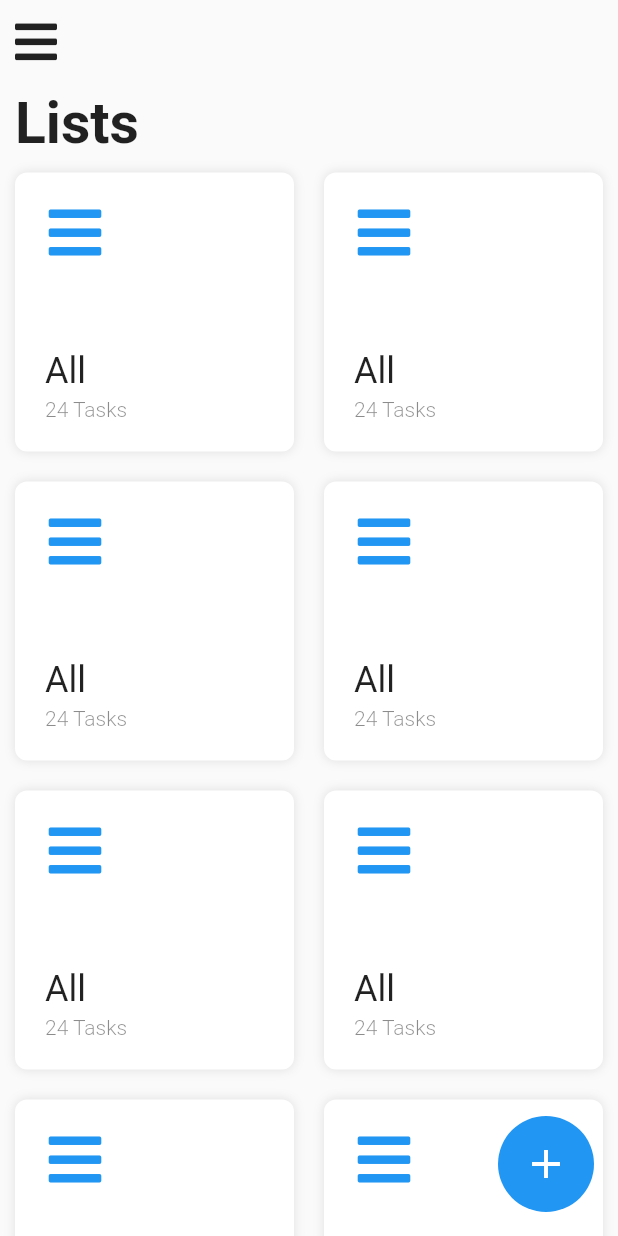
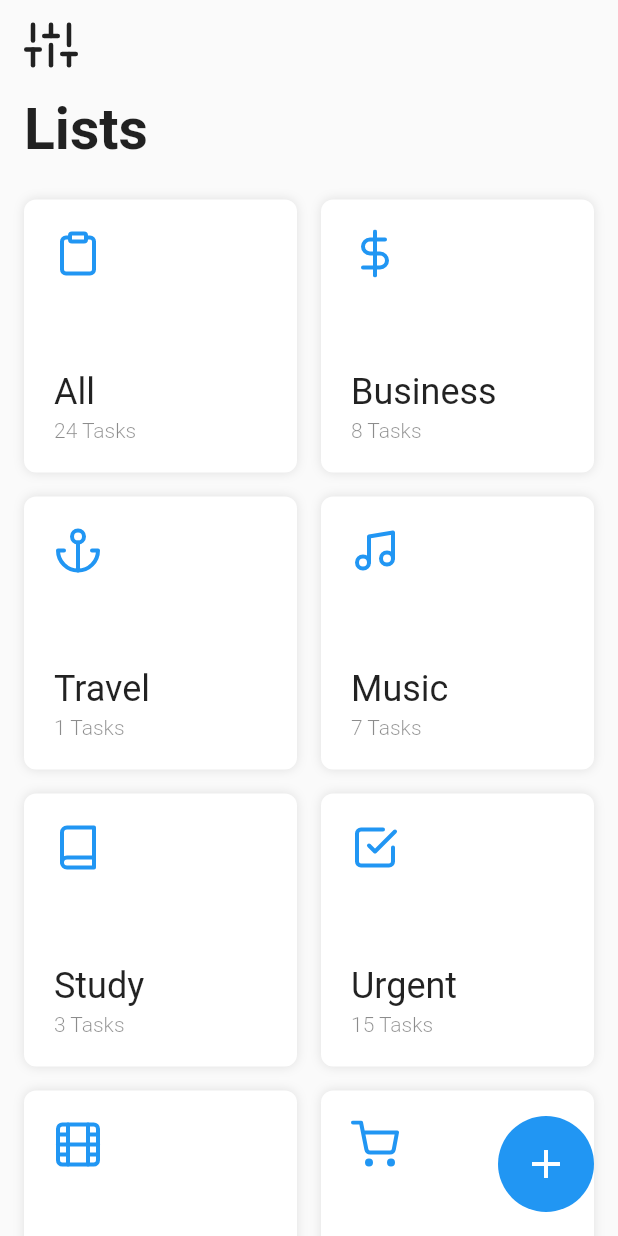
Before and after one commit to akhil-tj/To-Do-List-App, a Flutter app: the screen it shows after launch, on a phone screen of 412 x 824 dp. Run offline on Flutter 3.47's test engine with Material 2 defaults, Android fonts, the phone set to English and light mode, and no system bars; our stand-ins replace feather_icons_flutter, flutter_svg.

Commit message:
updated code base

```diff
--- a/lib/Home/home_page.dart
+++ b/lib/Home/home_page.dart
@@ -1,14 +1,31 @@
 import 'package:flutter/material.dart';
+import 'package:to_do/Model/product_model.dart';
 import 'package:to_do/Product/product_details.dart';
-import 'package:font_awesome_flutter/font_awesome_flutter.dart';
+import 'package:feather_icons_flutter/feather_icons_flutter.dart';
+import 'package:flutter_svg/flutter_svg.dart';
 
 class HomePage extends StatelessWidget {
+  final List<ProductDataModel> productList = [
+    ProductDataModel(myIcon: FeatherIcons.clipboard, heading: 'All', no: 24),
+    ProductDataModel(
+        myIcon: FeatherIcons.dollarSign, heading: 'Business', no: 8),
+    ProductDataModel(myIcon: FeatherIcons.anchor, heading: 'Travel', no: 1),
+    ProductDataModel(myIcon: FeatherIcons.music, heading: 'Music', no: 7),
+    ProductDataModel(myIcon: FeatherIcons.book, heading: 'Study', no: 3),
+    ProductDataModel(
+        myIcon: FeatherIcons.checkSquare, heading: 'Urgent', no: 15),
+    ProductDataModel(myIcon: FeatherIcons.film, heading: 'Fun', no: 3),
+    ProductDataModel(
+        myIcon: FeatherIcons.shoppingCart, heading: 'Shopping', no: 9),
+  ];
   @override
   Widget build(BuildContext context) {
     return Scaffold(
       floatingActionButton: Add(),
       body: SafeArea(
         child: SingleChildScrollView(
+          child: Padding(
+            padding: const EdgeInsets.symmetric(horizontal: 8.0),
             child: Column(
               crossAxisAlignment: CrossAxisAlignment.start,
               children: [
@@ -16,17 +33,21 @@ class HomePage extends StatelessWidget {
                   height: 12,
                 ),
                 Padding(
-                padding: const EdgeInsets.only(left: 10.0),
-                child: FaIcon(
-                  FontAwesomeIcons.bars,
-                  size: 32,
+                  padding: const EdgeInsets.only(left: 8.0),
+                  child: Icon(
+                    FeatherIcons.sliders,
+                    size: 36,
                   ),
+                  // child: SvgPicture.asset(
+                  //   'assets/icons/facebook.svg',
+                  //   semanticsLabel: 'menu icon',
+                  // ),
                 ),
                 SizedBox(
                   height: 16,
                 ),
                 Padding(
-                padding: const EdgeInsets.only(left: 10.0),
+                  padding: const EdgeInsets.only(left: 8.0),
                   child: Text(
                     'Lists',
                     style: TextStyle(
@@ -35,11 +56,15 @@ class HomePage extends StatelessWidget {
                         fontSize: 38),
                   ),
                 ),
+                SizedBox(
+                  height: 16,
+                ),
                 gridBuilder(),
                 SizedBox(
                   height: 16,
                 )
               ],
+            ),
           ),
         ),
       ),
@@ -50,14 +75,14 @@ class HomePage extends StatelessWidget {
     return GridView.builder(
       shrinkWrap: true,
       physics: NeverScrollableScrollPhysics(),
-      itemCount: 8,
+      itemCount: productList.length,
       gridDelegate:
           SliverGridDelegateWithFixedCrossAxisCount(crossAxisCount: 2),
       itemBuilder: (BuildContext context, int index) {
         return ProductCard(
-          myIcon: FontAwesomeIcons.bars,
-          no: 24,
-          heading: 'All',
+          myIcon: productList[index].myIcon,
+          no: productList[index].no,
+          heading: productList[index].heading,
         );
       },
     );
--- /dev/null
+++ b/lib/Model/product_model.dart
@@ -0,0 +1,8 @@
+import 'package:flutter/material.dart';
+
+class ProductDataModel {
+  IconData myIcon;
+  String heading;
+  int no;
+  ProductDataModel({this.myIcon, this.heading, this.no});
+}
--- a/lib/Product/product_details.dart
+++ b/lib/Product/product_details.dart
@@ -10,9 +10,11 @@ class ProductCard extends StatelessWidget {
   @override
   Widget build(BuildContext context) {
     return GestureDetector(
-      onTap: () {},
+      onTap: () {
+        print('Hello World');
+      },
       child: Container(
-        margin: EdgeInsets.all(10),
+        margin: EdgeInsets.all(8),
         padding: EdgeInsets.all(20),
         height: cardSize,
         width: cardSize,
@@ -32,7 +34,7 @@ class ProductCard extends StatelessWidget {
           children: [
             Icon(
               myIcon,
-              size: 40,
+              size: 32,
               color: Colors.blue,
             ),
             Column(
```
Also changed, not shown: pubspec.yaml (+5 -3 lines), assets/icons/facebook.svg (added), assets/icons/menu.svg (added), assets/icons/ubuntu.svg (added), pubspec.lock. Lines whose indentation alone changed are shown as unchanged.
